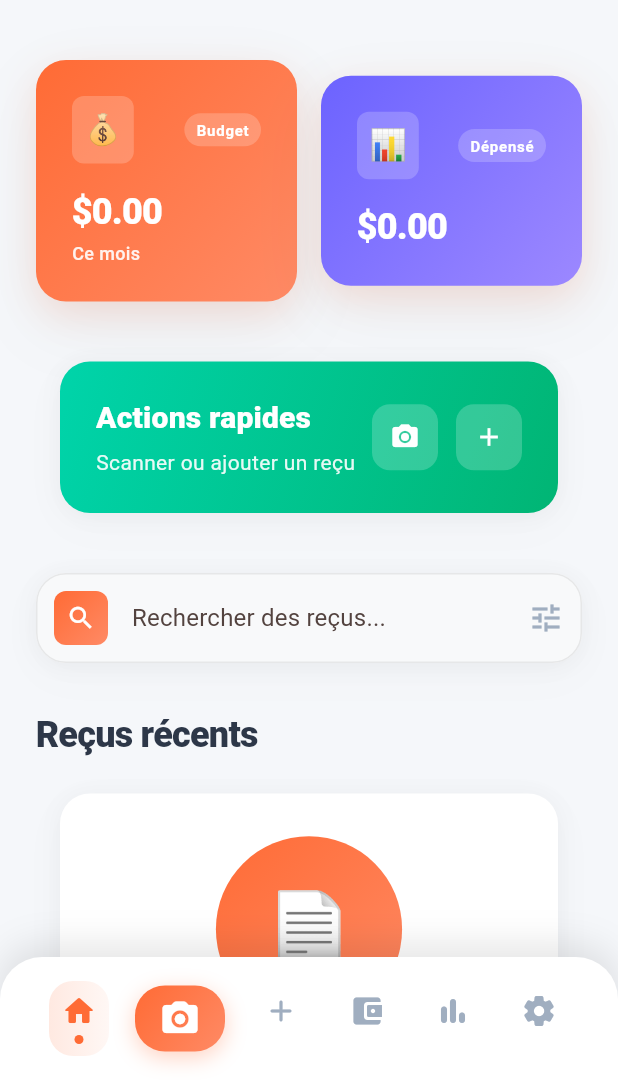
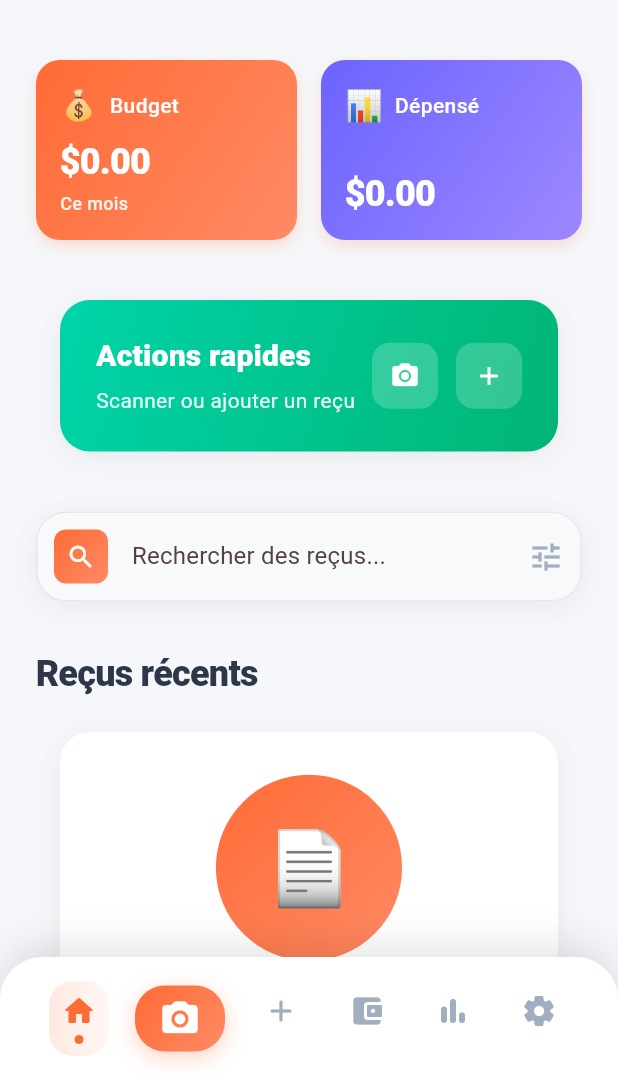
Before and after one commit to MathieuAumont/receiptscannerflutter, a Flutter app: the screen it shows after launch, on a phone screen of 412 x 824 dp, the part 156-1236 px from its top. Run offline on Flutter 3.47's test engine with Material 3 defaults, Android fonts, the phone set to English and light mode, and no system bars; our stand-ins replace camera, fl_chart, flutter_colorpicker, flutter_dotenv, go_router, image_picker and 2 more.

Commit message:
Update version to 2.2.0, enhance language support with additional category translations, and improve budget screen functionality by integrating category provider. Refactor scan screen controls for better user experience and adjust home screen layout for improved aesthetics.

```diff
--- a/lib/providers/language_provider.dart
+++ b/lib/providers/language_provider.dart
@@ -153,6 +153,7 @@
     'category_entertainment': 'Loisirs',
     'category_health': 'Santé',
     'category_home': 'Maison',
+    'category_other': 'Autre',
     'general_info': 'Informations générales',
     'summary': 'Résumé',
     'notes_optional': 'Notes (optionnel)',
@@ -173,6 +174,7 @@
     'notes': 'Notes',
     'edit_receipt': 'Modifier la facture',
     'receipt_not_found': 'Facture non trouvée',
+    'manage_categories': 'Gérer les catégories',
   };
 
   static const Map<String, String> _englishTranslations = {
@@ -279,6 +281,7 @@
     'category_entertainment': 'Entertainment',
     'category_health': 'Health',
     'category_home': 'Home',
+    'category_other': 'Other',
     'general_info': 'General Information',
     'summary': 'Summary',
     'notes_optional': 'Notes (optional)',
@@ -299,5 +302,6 @@
     'notes': 'Notes',
     'edit_receipt': 'Edit Receipt',
     'receipt_not_found': 'Receipt not found',
+    'manage_categories': 'Manage Categories',
   };
 }
--- a/lib/screens/home_screen.dart
+++ b/lib/screens/home_screen.dart
@@ -364,55 +364,45 @@
     return GestureDetector(
       onTap: onTap,
       child: Container(
-        padding: const EdgeInsets.all(AppTheme.spacingL),
+        height: 120,
+        padding: const EdgeInsets.all(AppTheme.spacingM),
         decoration: BoxDecoration(
           gradient: gradient,
-          borderRadius: BorderRadius.circular(AppTheme.radiusLarge),
-          boxShadow: AppTheme.elevatedShadow,
+          borderRadius: BorderRadius.circular(AppTheme.radiusMedium),
+          boxShadow: [
+            BoxShadow(
+              color: AppTheme.primaryColor.withOpacity(0.2),
+              blurRadius: 8,
+              offset: const Offset(0, 4),
+            ),
+          ],
         ),
         child: Column(
           crossAxisAlignment: CrossAxisAlignment.start,
           children: [
             Row(
               children: [
-                Container(
-                  padding: const EdgeInsets.all(8),
-                  decoration: BoxDecoration(
-                    color: Colors.white.withOpacity(0.2),
-                    borderRadius: BorderRadius.circular(8),
-                  ),
-                  child: Text(
+                Text(
                   icon,
                   style: const TextStyle(fontSize: 20),
                 ),
-                ),
-                const Spacer(),
-                Container(
-                  padding: const EdgeInsets.symmetric(
-                    horizontal: 8,
-                    vertical: 4,
-                  ),
-                  decoration: BoxDecoration(
-                    color: Colors.white.withOpacity(0.2),
-                    borderRadius: BorderRadius.circular(12),
-                  ),
+                const SizedBox(width: AppTheme.spacingS),
+                Expanded(
                   child: Text(
                     title,
                     style: const TextStyle(
                       color: Colors.white,
-                      fontSize: 10,
-                      fontWeight: FontWeight.w700,
-                      letterSpacing: 0.5,
+                      fontWeight: FontWeight.w500,
+                      fontSize: 14,
                     ),
+                    maxLines: 1,
+                    overflow: TextOverflow.ellipsis,
                   ),
                 ),
               ],
             ),
-            const SizedBox(height: AppTheme.spacingM),
-            FittedBox(
-              fit: BoxFit.scaleDown,
-              alignment: Alignment.centerLeft,
-              child: Text(
+            const Spacer(),
+            Text(
               value,
               style: Theme.of(context).textTheme.headlineMedium?.copyWith(
                 fontWeight: FontWeight.w900,
@@ -420,7 +410,6 @@
               ),
               maxLines: 1,
               overflow: TextOverflow.ellipsis,
-              ),
             ),
             if (subtitle != null) ...[
               const SizedBox(height: AppTheme.spacingXS),
@@ -431,6 +420,8 @@
                   fontSize: 12,
                   fontWeight: FontWeight.w500,
                 ),
+                maxLines: 1,
+                overflow: TextOverflow.ellipsis,
               ),
             ],
           ],
--- a/lib/screens/manage_categories_screen.dart
+++ b/lib/screens/manage_categories_screen.dart
@@ -4,6 +4,7 @@
 import 'package:receipt_scanner_flutter/models/category.dart';
 import 'package:receipt_scanner_flutter/theme/app_theme.dart';
 import 'package:flutter_colorpicker/flutter_colorpicker.dart';
+import 'package:receipt_scanner_flutter/providers/language_provider.dart';
 
 class ManageCategoriesScreen extends StatefulWidget {
   @override
@@ -30,10 +31,11 @@
   @override
   Widget build(BuildContext context) {
     final categoryProvider = Provider.of<CategoryProvider>(context);
+    final languageProvider = Provider.of<LanguageProvider>(context);
     final categories = categoryProvider.categories;
 
     return Scaffold(
-      appBar: AppBar(title: const Text('Gérer les catégories')),
+      appBar: AppBar(title: Text(languageProvider.translate('manage_categories'))),
       body: Padding(
         padding: const EdgeInsets.all(16.0),
         child: Column(
--- a/lib/widgets/receipt_card.dart
+++ b/lib/widgets/receipt_card.dart
@@ -104,7 +104,8 @@
                           ),
                         ),
                         const SizedBox(width: 8),
-                        Container(
+                        Flexible(
+                          child: Container(
                             padding: const EdgeInsets.symmetric(
                               horizontal: 8,
                               vertical: 4,
@@ -122,6 +123,9 @@
                               style: Theme.of(context).textTheme.labelSmall?.copyWith(
                                 color: cat.color,
                                 fontWeight: FontWeight.w700,
+                              ),
+                              maxLines: 1,
+                              overflow: TextOverflow.ellipsis,
                             ),
                           ),
                         ),
--- a/pubspec.yaml
+++ b/pubspec.yaml
@@ -1,7 +1,7 @@
 name: receipt_scanner_flutter
 description: A Flutter receipt scanning and expense tracking application
 publish_to: 'none'
-version: 1.0.0+1
+version: 2.2.0+1
 
 environment:
   sdk: '>=3.0.0 <4.0.0'
```
Also changed, not shown: lib/screens/budget_screen.dart (+14 -9 lines), lib/screens/scan_screen.dart (+59 -68 lines). Lines whose indentation alone changed are shown as unchanged.
